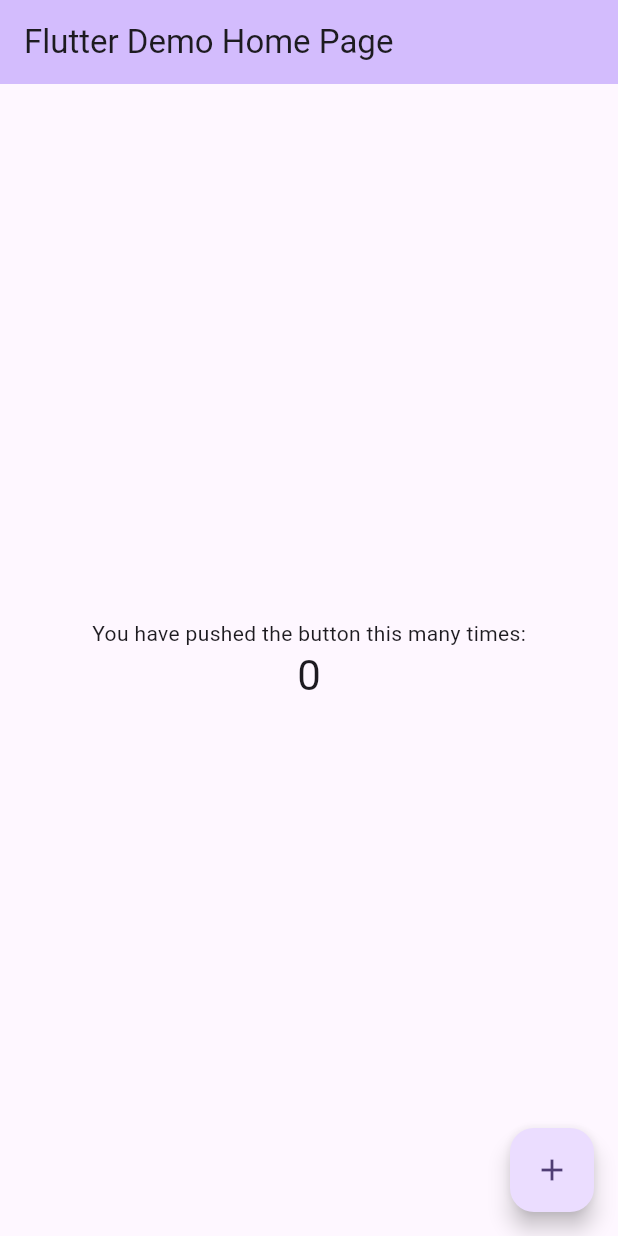
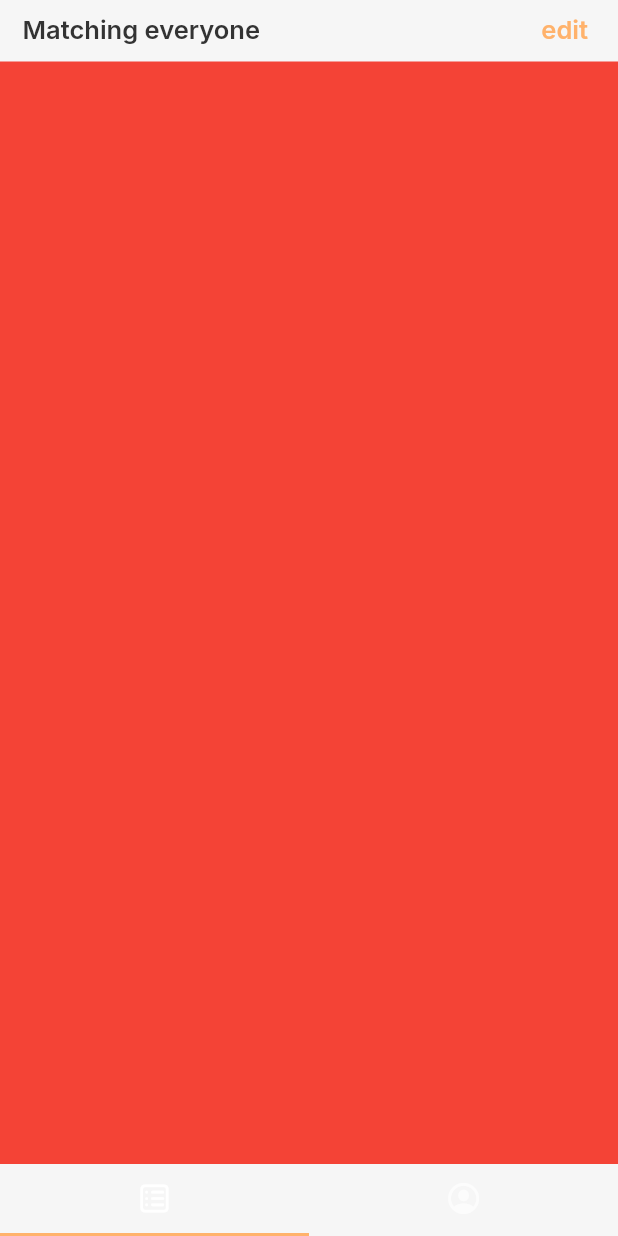
Before and after one commit to mattrltrent/eng_comp_client, a Flutter app: the screen it shows after launch, on a phone screen of 412 x 824 dp. Run offline on Flutter 3.47's test engine with Material 2 defaults, Android fonts, the phone set to English and light mode, and no system bars; our stand-ins replace google_fonts.

Commit message:
feat: adds screen tab templates

```diff
--- /dev/null
+++ b/lib/core/styles/themes.dart
@@ -0,0 +1,59 @@
+import 'package:flutter/material.dart';
+
+/// The theme class for the app.
+class AppTheme {
+  static ThemeData light = ThemeData(
+    brightness: Brightness.light,
+    highlightColor: Colors.transparent,
+    splashColor: Colors.transparent,
+    colorScheme: const ColorScheme(
+      onSurfaceVariant: Colors.white,
+      brightness: Brightness.light,
+      primary: Color(0xff333333),
+      onPrimary: Color.fromARGB(255, 244, 244, 244),
+      // secondary: Color.fromARGB(255, 254, 224, 115),
+      secondary: Color(0xffFFB26B),
+      onSecondary: Color(0xff333333),
+      error: Color.fromARGB(255, 231, 104, 104), // "ERROR" color
+      onError: Colors.white,
+      surfaceTint: Color(0xff90A17D), // "SUCCESS" color
+      background: Color.fromARGB(255, 251, 251, 251),
+      onBackground: Color.fromARGB(255, 217, 217, 217),
+      surface: Color.fromARGB(255, 246, 246, 246),
+      onSurface: Color.fromARGB(255, 179, 179, 179),
+      shadow: Color.fromARGB(255, 233, 233, 233),
+      primaryContainer: Color(0xfffde5b6), // Badge's light color.
+      secondaryContainer: Color(0xfffde5b6), // Badge's dark color.
+      onErrorContainer: Color.fromARGB(255, 147, 246, 150), // Color for post reaction
+      onSecondaryContainer: Color.fromARGB(255, 230, 125, 121), // Color for post reaction
+    ),
+  );
+
+  static ThemeData dark = ThemeData(
+    brightness: Brightness.dark,
+    highlightColor: Colors.transparent,
+    splashColor: Colors.transparent,
+    colorScheme: const ColorScheme(
+      onSurfaceVariant: Colors.white,
+      surfaceVariant: Color.fromARGB(255, 23, 23, 23),
+      brightness: Brightness.dark,
+      primary: Color.fromARGB(255, 238, 239, 240),
+      onPrimary: Color(0xff333333),
+      // secondary: Color.fromARGB(255, 254, 224, 115),
+      secondary: Color.fromARGB(255, 255, 221, 141),
+      onSecondary: Color.fromARGB(255, 45, 45, 45),
+      surfaceTint: Color(0xff90A17D), // "SUCCESS" color
+      error: Color.fromARGB(255, 231, 104, 104), // "ERROR" color
+      onError: Colors.white, // Color for on error and on surfaceTint.
+      background: Color.fromARGB(255, 28, 28, 28),
+      onBackground: Color.fromARGB(255, 46, 46, 46),
+      surface: Color.fromARGB(255, 36, 36, 36),
+      onSurface: Color(0xff7d7d7d),
+      shadow: Color.fromARGB(255, 23, 23, 23),
+      primaryContainer: Color(0xff333333), // Badge's light color.
+      secondaryContainer: Color(0xfffde5b6), // Badge's dark color.
+      onErrorContainer: Color(0xff59CE8F), // Color for post reaction
+      onSecondaryContainer: Color(0xffEB4747), // Color for post reaction
+    ),
+  );
+}
--- a/lib/main.dart
+++ b/lib/main.dart
@@ -1,4 +1,8 @@
+import 'package:client/screens/open.dart';
+import 'package:client/screens/tab_manager.dart';
 import 'package:flutter/material.dart';
+
+import 'core/styles/themes.dart';
 
 void main() {
   runApp(const MyApp());
@@ -11,115 +15,11 @@ class MyApp extends StatelessWidget {
   @override
   Widget build(BuildContext context) {
     return MaterialApp(
-      title: 'Flutter Demo',
-      theme: ThemeData(
-        // This is the theme of your application.
-        //
-        // TRY THIS: Try running your application with "flutter run". You'll see
-        // the application has a blue toolbar. Then, without quitting the app,
-        // try changing the seedColor in the colorScheme below to Colors.green
-        // and then invoke "hot reload" (save your changes or press the "hot
-        // reload" button in a Flutter-supported IDE, or press "r" if you used
-        // the command line to start the app).
-        //
-        // Notice that the counter didn't reset back to zero; the application
-        // state is not lost during the reload. To reset the state, use hot
-        // restart instead.
-        //
-        // This works for code too, not just values: Most code changes can be
-        // tested with just a hot reload.
-        colorScheme: ColorScheme.fromSeed(seedColor: Colors.deepPurple),
-        useMaterial3: true,
-      ),
-      home: const MyHomePage(title: 'Flutter Demo Home Page'),
+      title: "TootsHub",
+      theme: AppTheme.light,
+      darkTheme: AppTheme.dark,
+      debugShowCheckedModeBanner: false,
+      home: const TabManager(),
     );
   }
 }
-
-class MyHomePage extends StatefulWidget {
-  const MyHomePage({super.key, required this.title});
-
-  // This widget is the home page of your application. It is stateful, meaning
-  // that it has a State object (defined below) that contains fields that affect
-  // how it looks.
-
-  // This class is the configuration for the state. It holds the values (in this
-  // case the title) provided by the parent (in this case the App widget) and
-  // used by the build method of the State. Fields in a Widget subclass are
-  // always marked "final".
-
-  final String title;
-
-  @override
-  State<MyHomePage> createState() => _MyHomePageState();
-}
-
-class _MyHomePageState extends State<MyHomePage> {
-  int _counter = 0;
-
-  void _incrementCounter() {
-    setState(() {
-      // This call to setState tells the Flutter framework that something has
-      // changed in this State, which causes it to rerun the build method below
-      // so that the display can reflect the updated values. If we changed
-      // _counter without calling setState(), then the build method would not be
-      // called again, and so nothing would appear to happen.
-      _counter++;
-    });
-  }
-
-  @override
-  Widget build(BuildContext context) {
-    // This method is rerun every time setState is called, for instance as done
-    // by the _incrementCounter method above.
-    //
-    // The Flutter framework has been optimized to make rerunning build methods
-    // fast, so that you can just rebuild anything that needs updating rather
-    // than having to individually change instances of widgets.
-    return Scaffold(
-      appBar: AppBar(
-        // TRY THIS: Try changing the color here to a specific color (to
-        // Colors.amber, perhaps?) and trigger a hot reload to see the AppBar
-        // change color while the other colors stay the same.
-        backgroundColor: Theme.of(context).colorScheme.inversePrimary,
-        // Here we take the value from the MyHomePage object that was created by
-        // the App.build method, and use it to set our appbar title.
-        title: Text(widget.title),
-      ),
-      body: Center(
-        // Center is a layout widget. It takes a single child and positions it
-        // in the middle of the parent.
-        child: Column(
-          // Column is also a layout widget. It takes a list of children and
-          // arranges them vertically. By default, it sizes itself to fit its
-          // children horizontally, and tries to be as tall as its parent.
-          //
-          // Column has various properties to control how it sizes itself and
-          // how it positions its children. Here we use mainAxisAlignment to
-          // center the children vertically; the main axis here is the vertical
-          // axis because Columns are vertical (the cross axis would be
-          // horizontal).
-          //
-          // TRY THIS: Invoke "debug painting" (choose the "Toggle Debug Paint"
-          // action in the IDE, or press "p" in the console), to see the
-          // wireframe for each widget.
-          mainAxisAlignment: MainAxisAlignment.center,
-          children: <Widget>[
-            const Text(
-              'You have pushed the button this many times:',
-            ),
-            Text(
-              '$_counter',
-              style: Theme.of(context).textTheme.headlineMedium,
-            ),
-          ],
-        ),
-      ),
-      floatingActionButton: FloatingActionButton(
-        onPressed: _incrementCounter,
-        tooltip: 'Increment',
-        child: const Icon(Icons.add),
-      ), // This trailing comma makes auto-formatting nicer for build methods.
-    );
-  }
-}
--- /dev/null
+++ b/lib/screens/feed.dart
@@ -0,0 +1,60 @@
+import 'package:client/core/styles/typography.dart';
+import 'package:client/widgets/touchable_opacity.dart';
+import 'package:flutter/cupertino.dart';
+import 'package:flutter/material.dart';
+
+class FeedScreen extends StatefulWidget {
+  const FeedScreen({super.key});
+
+  @override
+  State<FeedScreen> createState() => _FeedScreenState();
+}
+
+class _FeedScreenState extends State<FeedScreen> {
+  @override
+  Widget build(BuildContext context) {
+    return Scaffold(
+      backgroundColor: Theme.of(context).colorScheme.surface,
+      body: SafeArea(
+        bottom: false,
+        child: Column(
+          children: [
+            Container(
+              margin: const EdgeInsets.symmetric(horizontal: 15, vertical: 5),
+              color: Theme.of(context).colorScheme.surface,
+              child: Row(
+                mainAxisAlignment: MainAxisAlignment.spaceBetween,
+                children: [
+                  Expanded(
+                    child: Text(
+                      "Matching everyone",
+                      style: kTitle.copyWith(color: Theme.of(context).colorScheme.primary),
+                      overflow: TextOverflow.ellipsis,
+                    ),
+                  ),
+                  TouchableOpacity(
+                    onTap: () => print("tap"),
+                    child: Container(
+                      color: Colors.transparent, // transparent hitbox trick
+                      padding: const EdgeInsets.all(5),
+                      child: Text(
+                        "edit",
+                        style: kTitle.copyWith(color: Theme.of(context).colorScheme.secondary),
+                        overflow: TextOverflow.ellipsis,
+                      ),
+                    ),
+                  )
+                ],
+              ),
+            ),
+            Expanded(
+              child: Container(
+                color: Colors.red,
+              ),
+            )
+          ],
+        ),
+      ),
+    );
+  }
+}
--- /dev/null
+++ b/lib/screens/tab_manager.dart
@@ -0,0 +1,73 @@
+import 'package:client/screens/dummy.dart';
+import 'package:client/screens/feed.dart';
+import 'package:client/widgets/themed_status_bar.dart';
+import 'package:flutter/cupertino.dart';
+import 'package:flutter/material.dart';
+
+class TabManager extends StatefulWidget {
+  const TabManager({super.key});
+
+  @override
+  State<TabManager> createState() => _TabManagerState();
+}
+
+class _TabManagerState extends State<TabManager> with SingleTickerProviderStateMixin {
+  late int currentIndex;
+  late TabController tabController;
+
+  @override
+  void initState() {
+    currentIndex = 0;
+    tabController = TabController(
+      length: 2,
+      vsync: this,
+    );
+    super.initState();
+  }
+
+  @override
+  void dispose() {
+    tabController.dispose();
+    super.dispose();
+  }
+
+  @override
+  Widget build(BuildContext context) {
+    return ThemedStatusBar(
+      child: Container(
+        color: Theme.of(context).colorScheme.background,
+        child: Scaffold(
+          body: IndexedStack(
+            index: currentIndex,
+            children: const [
+              FeedScreen(),
+              DummyScreen(),
+            ],
+          ),
+          bottomNavigationBar: Container(
+            color: Theme.of(context).colorScheme.surface,
+            child: SafeArea(
+              top: false,
+              child: TabBar(
+                controller: tabController,
+                onTap: (index) {
+                  setState(() {
+                    currentIndex = index;
+                  });
+                },
+                tabs: const [
+                  Tab(
+                    icon: Icon(CupertinoIcons.square_list),
+                  ),
+                  Tab(
+                    icon: Icon(CupertinoIcons.profile_circled),
+                  ),
+                ],
+              ),
+            ),
+          ),
+        ),
+      ),
+    );
+  }
+}
--- /dev/null
+++ b/lib/widgets/themed_status_bar.dart
@@ -0,0 +1,16 @@
+import 'package:flutter/material.dart';
+import 'package:flutter/services.dart';
+
+class ThemedStatusBar extends StatelessWidget {
+  const ThemedStatusBar({super.key, required this.child});
+
+  final Widget child;
+
+  @override
+  Widget build(BuildContext context) {
+    return AnnotatedRegion(
+      value: Theme.of(context).brightness == Brightness.dark ? SystemUiOverlayStyle.light : SystemUiOverlayStyle.dark,
+      child: child,
+    );
+  }
+}
--- /dev/null
+++ b/lib/widgets/touchable_opacity.dart
@@ -0,0 +1,86 @@
+import 'package:flutter/material.dart';
+import 'package:flutter/services.dart';
+
+class TouchableOpacity extends StatefulWidget {
+  const TouchableOpacity({
+    this.tappable = true,
+    required this.child,
+    required this.onTap,
+    this.tooltip,
+    this.fadeSplashOut = true,
+    Key? key,
+  }) : super(key: key);
+
+  final Widget child;
+  final bool fadeSplashOut;
+  final Function onTap;
+  final bool tappable;
+  final String? tooltip;
+
+  @override
+  State<TouchableOpacity> createState() => _TouchableOpacityState();
+}
+
+class _TouchableOpacityState extends State<TouchableOpacity> with SingleTickerProviderStateMixin {
+  late AnimationController animController;
+  late Animation anim;
+
+  @override
+  void initState() {
+    animController = AnimationController(
+        vsync: this, duration: const Duration(milliseconds: 0), reverseDuration: const Duration(milliseconds: 400));
+    anim = CurvedAnimation(parent: animController, curve: Curves.linear, reverseCurve: Curves.linear);
+    super.initState();
+  }
+
+  @override
+  void dispose() {
+    animController.dispose();
+    super.dispose();
+  }
+
+  void startAnim() async {
+    animController.forward().then((value) {
+      if (widget.fadeSplashOut) animController.reverse();
+    });
+    animController.addListener(() {
+      setState(() {});
+    });
+  }
+
+  void reverseAnim() {
+    animController.reverse();
+    animController.addListener(() {
+      setState(() {});
+    });
+  }
+
+  @override
+  Widget build(BuildContext context) {
+    return widget.tappable
+        ? GestureDetector(
+            onTapDown: (_) => setState(() {
+              animController.forward();
+              animController.addListener(() {
+                setState(() {});
+              });
+            }),
+            onTapCancel: () => setState(() {
+              animController.reverse();
+              animController.addListener(() {
+                setState(() {});
+              });
+            }),
+            onTap: () {
+              widget.onTap();
+              HapticFeedback.lightImpact();
+              startAnim();
+            },
+            child: Opacity(
+              opacity: -anim.value * 0.65 + 1,
+              child: widget.child,
+            ),
+          )
+        : widget.child;
+  }
+}
--- a/pubspec.yaml
+++ b/pubspec.yaml
@@ -35,6 +35,12 @@ dependencies:
   # The following adds the Cupertino Icons font to your application.
   # Use with the CupertinoIcons class for iOS style icons.
   cupertino_icons: ^1.0.2
+  flutter_bloc: ^8.1.3
+  get_it: ^7.6.0
+  alert_banner: ^1.0.0
+  equatable: ^2.0.5
+  google_fonts: ^5.1.0
+  modal_bottom_sheet: ^2.1.2
 
 dev_dependencies:
   flutter_test:
```
Also changed, not shown: lib/core/styles/typography.dart (added, +37 -0 lines), lib/screens/dummy.dart (added, +17 -0 lines), lib/screens/open.dart (added, +15 -0 lines), lib/widgets/post.dart (added, +10 -0 lines), pubspec.lock, 9 other files.
